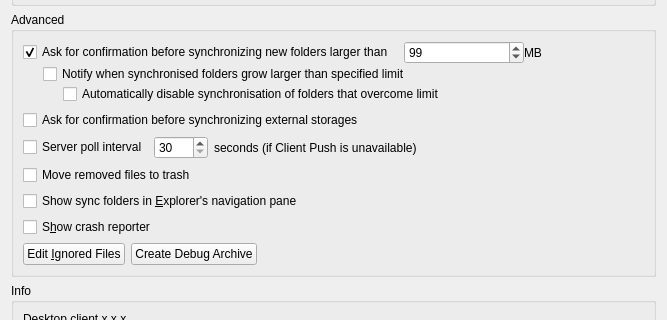
The window that src/gui/generalsettings.ui (Pabarino/desktop) describes before a commit, drawn with Qt 5; both pictures show x 0 to 667 and y 118 to 438 of the 667 by 796 pixel window.
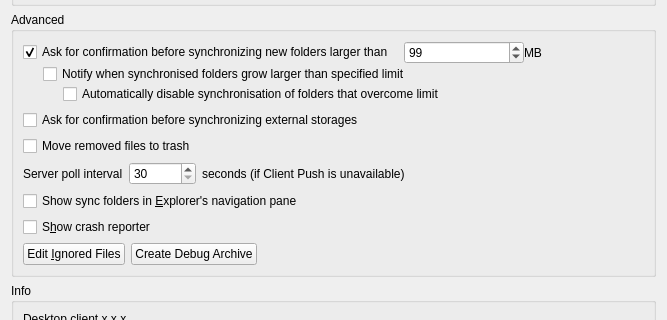
The same window after the commit.

Commit message: Simplified the code, removed checkbox and moved section further down

What changed in the file:
```diff
--- a/src/gui/generalsettings.ui
+++ b/src/gui/generalsettings.ui
@@ -185,11 +185,22 @@
          </widget>
         </item>
        </layout>
+      </item>      
+      <item>
+       <layout class="QHBoxLayout" name="horizontalLayout_trash">
+        <item>
+         <widget class="QCheckBox" name="moveFilesToTrashCheckBox">
+          <property name="text">
+           <string>Move removed files to trash</string>
+          </property>
+         </widget>
+        </item>
+       </layout>
       </item>
       <item>
        <layout class="QHBoxLayout" name="horizontalLayout_remotePollInterval">
         <item>
-         <widget class="QCheckBox" name="remotePollIntervalCheckBox">
+         <widget class="QLabel" name="remotePollIntervalLabel">
           <property name="text">
            <string>Server poll interval</string>
           </property>
@@ -201,7 +212,7 @@
             <number>30</number>
           </property>
           <property name="maximum">
-           <number>3600</number>
+           <number>999999</number>
           </property>
           <property name="singleStep">
            <number>1</number>
@@ -230,17 +241,6 @@
         </item>
        </layout>
       </item>
-      <item>
-       <layout class="QHBoxLayout" name="horizontalLayout_trash">
-        <item>
-         <widget class="QCheckBox" name="moveFilesToTrashCheckBox">
-          <property name="text">
-           <string>Move removed files to trash</string>
-          </property>
-         </widget>
-        </item>
-       </layout>
-      </item>
       <item>
        <layout class="QHBoxLayout" name="horizontalLayout_10">
         <item>
```
The commit also changes 4 other files.
